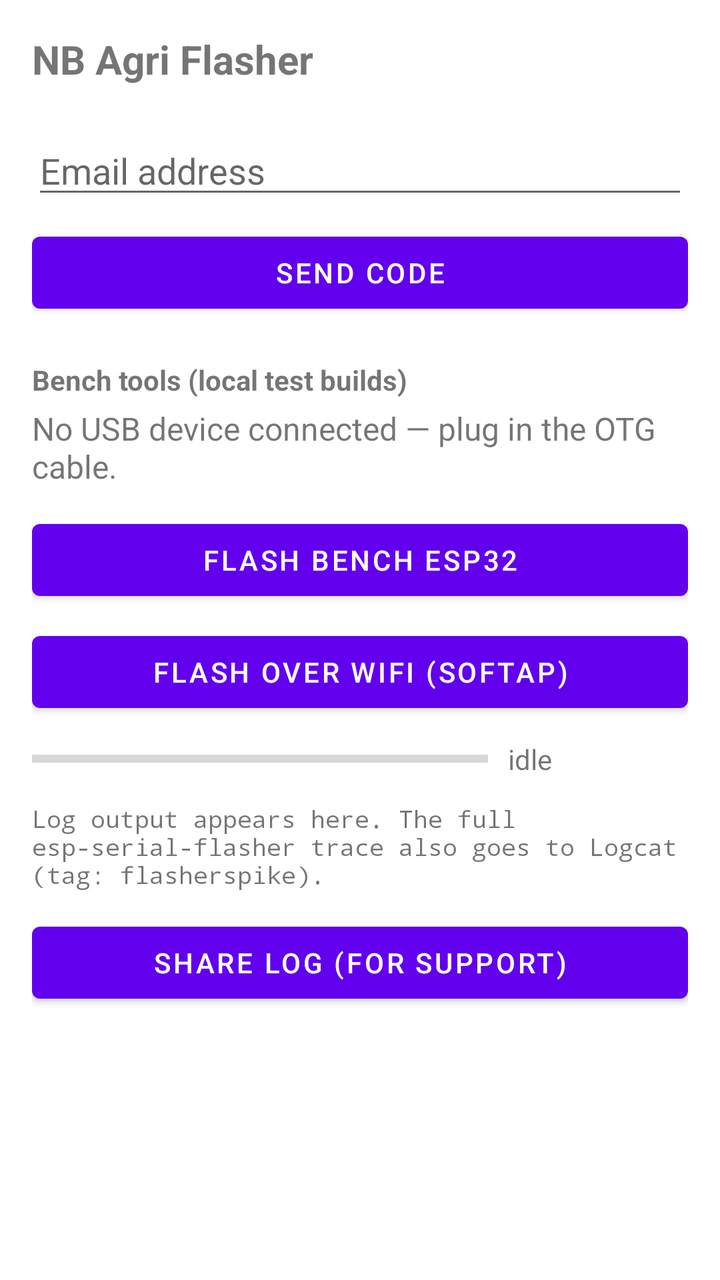
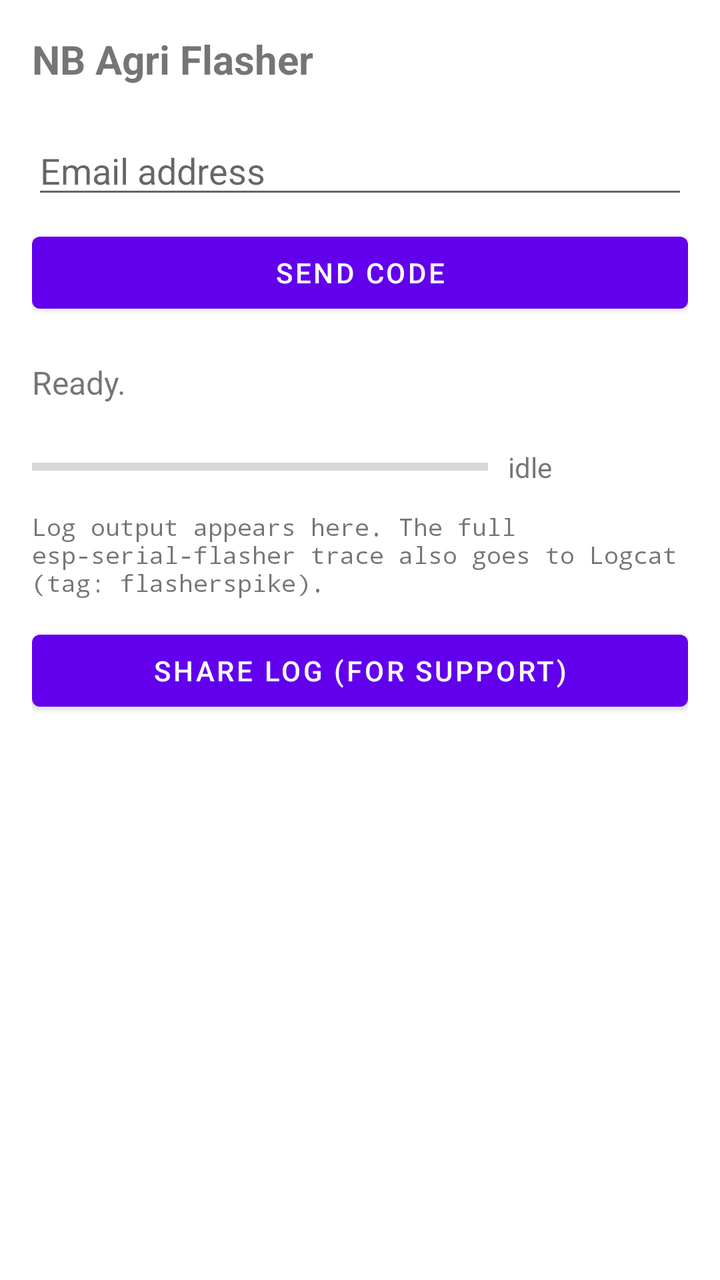

The first picture is an Android layout as it rendered before a commit; the second is the same layout after the commit. The layout source and the unified diff follow.
<!-- AndroidManifest.xml: application theme Theme.FlasherSpike -->
<!-- res/layout/activity_main.xml -->
<?xml version="1.0" encoding="utf-8"?>
<ScrollView xmlns:android="http://schemas.android.com/apk/res/android"
    android:layout_width="match_parent"
    android:layout_height="match_parent"
    android:fillViewport="true">

<LinearLayout
    android:layout_width="match_parent"
    android:layout_height="wrap_content"
    android:orientation="vertical"
    android:padding="16dp">

    <TextView
        android:layout_width="match_parent"
        android:layout_height="wrap_content"
        android:text="@string/app_name"
        android:textSize="20sp"
        android:textStyle="bold"
        android:paddingBottom="12dp" />

    
    <LinearLayout
        android:id="@+id/loginSection"
        android:layout_width="match_parent"
        android:layout_height="wrap_content"
        android:orientation="vertical">

        <EditText
            android:id="@+id/emailInput"
            android:layout_width="match_parent"
            android:layout_height="wrap_content"
            android:layout_marginTop="8dp"
            android:hint="@string/hint_email"
            android:inputType="textEmailAddress"
            android:autofillHints="emailAddress" />

        <Button
            android:id="@+id/sendCodeButton"
            android:layout_width="match_parent"
            android:layout_height="wrap_content"
            android:layout_marginTop="8dp"
            android:text="@string/send_code_button" />

        <EditText
            android:id="@+id/otpInput"
            android:layout_width="match_parent"
            android:layout_height="wrap_content"
            android:layout_marginTop="8dp"
            android:hint="@string/hint_otp"
            android:inputType="number"
            android:visibility="gone"
            android:autofillHints="" />

        <Button
            android:id="@+id/verifyCodeButton"
            android:layout_width="match_parent"
            android:layout_height="wrap_content"
            android:layout_marginTop="8dp"
            android:text="@string/verify_code_button"
            android:visibility="gone" />
    </LinearLayout>

    
    <LinearLayout
        android:id="@+id/pickerSection"
        android:layout_width="match_parent"
        android:layout_height="wrap_content"
        android:orientation="vertical"
        android:visibility="gone">

        <LinearLayout
            android:layout_width="match_parent"
            android:layout_height="wrap_content"
            android:orientation="horizontal"
            android:gravity="center_vertical">

            <TextView
                android:id="@+id/grantLabelText"
                android:layout_width="0dp"
                android:layout_height="wrap_content"
                android:layout_weight="1"
                android:textStyle="italic" />

            <Button
                android:id="@+id/logoutButton"
                android:layout_width="wrap_content"
                android:layout_height="wrap_content"
                android:text="@string/logout_button" />
        </LinearLayout>

        <Spinner
            android:id="@+id/productSpinner"
            android:layout_width="match_parent"
            android:layout_height="wrap_content"
            android:layout_marginTop="8dp" />

        <Button
            android:id="@+id/checkUpdatesButton"
            android:layout_width="match_parent"
            android:layout_height="wrap_content"
            android:layout_marginTop="8dp"
            android:text="@string/check_updates_button" />

        <LinearLayout
            android:id="@+id/buildListContainer"
            android:layout_width="match_parent"
            android:layout_height="wrap_content"
            android:orientation="vertical"
            android:layout_marginTop="8dp" />
    </LinearLayout>

    
    <TextView
        android:layout_width="match_parent"
        android:layout_height="wrap_content"
        android:text="@string/bench_section_title"
        android:textStyle="bold"
        android:paddingTop="20dp"
        android:paddingBottom="4dp" />

    <TextView
        android:id="@+id/statusText"
        android:layout_width="match_parent"
        android:layout_height="wrap_content"
        android:text="@string/status_no_device"
        android:textSize="16sp"
        android:paddingBottom="12dp" />

    <Button
        android:id="@+id/flashButton"
        android:layout_width="match_parent"
        android:layout_height="wrap_content"
        android:text="@string/flash_button" />

    <Button
        android:id="@+id/wifiFlashButton"
        android:layout_width="match_parent"
        android:layout_height="wrap_content"
        android:layout_marginTop="8dp"
        android:text="@string/wifi_flash_button" />

    <LinearLayout
        android:layout_width="match_parent"
        android:layout_height="wrap_content"
        android:orientation="horizontal"
        android:gravity="center_vertical"
        android:paddingTop="10dp">

        <ProgressBar
            android:id="@+id/progressBar"
            style="?android:attr/progressBarStyleHorizontal"
            android:layout_width="0dp"
            android:layout_height="wrap_content"
            android:layout_weight="1"
            android:max="100"
            android:progress="0" />

        <TextView
            android:id="@+id/progressText"
            android:layout_width="wrap_content"
            android:layout_height="wrap_content"
            android:layout_marginStart="10dp"
            android:minWidth="90dp"
            android:text="@string/progress_idle" />
    </LinearLayout>

    <TextView
        android:id="@+id/logText"
        android:layout_width="match_parent"
        android:layout_height="wrap_content"
        android:fontFamily="monospace"
        android:textIsSelectable="true"
        android:textSize="12sp"
        android:paddingTop="12dp"
        android:text="@string/log_placeholder" />

    <Button
        android:id="@+id/shareLogButton"
        android:layout_width="match_parent"
        android:layout_height="wrap_content"
        android:layout_marginTop="12dp"
        android:text="@string/share_log_button" />

</LinearLayout>
</ScrollView>
<!-- resources referenced by this layout -->
<resources>
  <string name="app_name">NB Agri Flasher</string>
  <string name="bench_section_title">Bench tools (local test builds)</string>
  <string name="check_updates_button">Check for updates</string>
  <string name="flash_button">Flash bench ESP32</string>
  <string name="hint_email">Email address</string>
  <string name="hint_otp">Code from email</string>
  <string name="log_placeholder">Log output appears here. The full esp-serial-flasher trace also goes to Logcat (tag: flasherspike).</string>
  <string name="logout_button">Log out</string>
  <string name="progress_idle">idle</string>
  <string name="send_code_button">Send code</string>
  <string name="share_log_button">Share log (for support)</string>
  <string name="status_no_device">No USB device connected — plug in the OTG cable.</string>
  <string name="verify_code_button">Verify</string>
  <string name="wifi_flash_button">Flash over WiFi (SoftAP)</string>
  <style name="Theme.FlasherSpike" parent="Theme.MaterialComponents.DayNight.NoActionBar" />
</resources>

<!-- the commit's change to res/layout/activity_main.xml (unified diff, before → after) -->
@@ -109,35 +109,14 @@
             android:layout_marginTop="8dp" />
     </LinearLayout>
 
-    
-    <TextView
-        android:layout_width="match_parent"
-        android:layout_height="wrap_content"
-        android:text="@string/bench_section_title"
-        android:textStyle="bold"
-        android:paddingTop="20dp"
-        android:paddingBottom="4dp" />
-
     <TextView
         android:id="@+id/statusText"
         android:layout_width="match_parent"
         android:layout_height="wrap_content"
-        android:text="@string/status_no_device"
+        android:text="@string/status_idle"
         android:textSize="16sp"
+        android:paddingTop="20dp"
         android:paddingBottom="12dp" />
-
-    <Button
-        android:id="@+id/flashButton"
-        android:layout_width="match_parent"
-        android:layout_height="wrap_content"
-        android:text="@string/flash_button" />
-
-    <Button
-        android:id="@+id/wifiFlashButton"
-        android:layout_width="match_parent"
-        android:layout_height="wrap_content"
-        android:layout_marginTop="8dp"
-        android:text="@string/wifi_flash_button" />
 
     <LinearLayout
         android:layout_width="match_parent"
<!-- resource entries referenced after the edit -->
@@ -1,9 +1,7 @@
 <!-- resources referenced by this layout -->
 <resources>
   <string name="app_name">NB Agri Flasher</string>
-  <string name="bench_section_title">Bench tools (local test builds)</string>
   <string name="check_updates_button">Check for updates</string>
-  <string name="flash_button">Flash bench ESP32</string>
   <string name="hint_email">Email address</string>
   <string name="hint_otp">Code from email</string>
   <string name="log_placeholder">Log output appears here. The full esp-serial-flasher trace also goes to Logcat (tag: flasherspike).</string>
@@ -11,9 +9,8 @@
   <string name="progress_idle">idle</string>
   <string name="send_code_button">Send code</string>
   <string name="share_log_button">Share log (for support)</string>
-  <string name="status_no_device">No USB device connected — plug in the OTG cable.</string>
+  <string name="status_idle">Ready.</string>
   <string name="verify_code_button">Verify</string>
-  <string name="wifi_flash_button">Flash over WiFi (SoftAP)</string>
   <style name="Theme.FlasherSpike" parent="Theme.MaterialComponents.DayNight.NoActionBar" />
 </resources>
 
